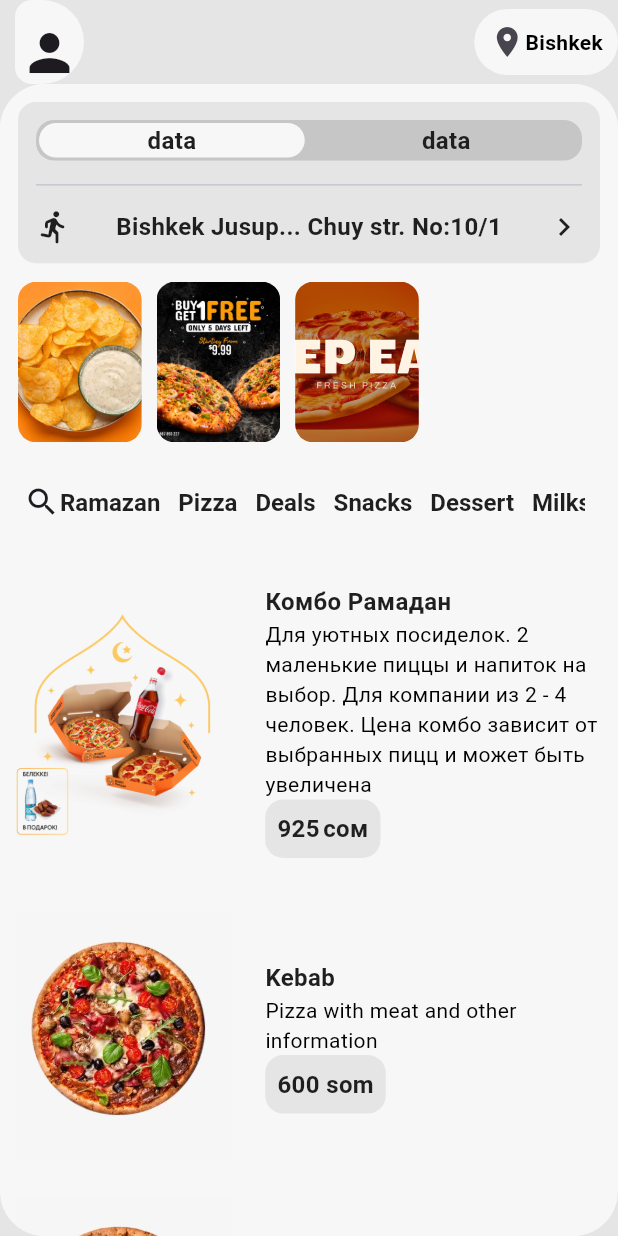
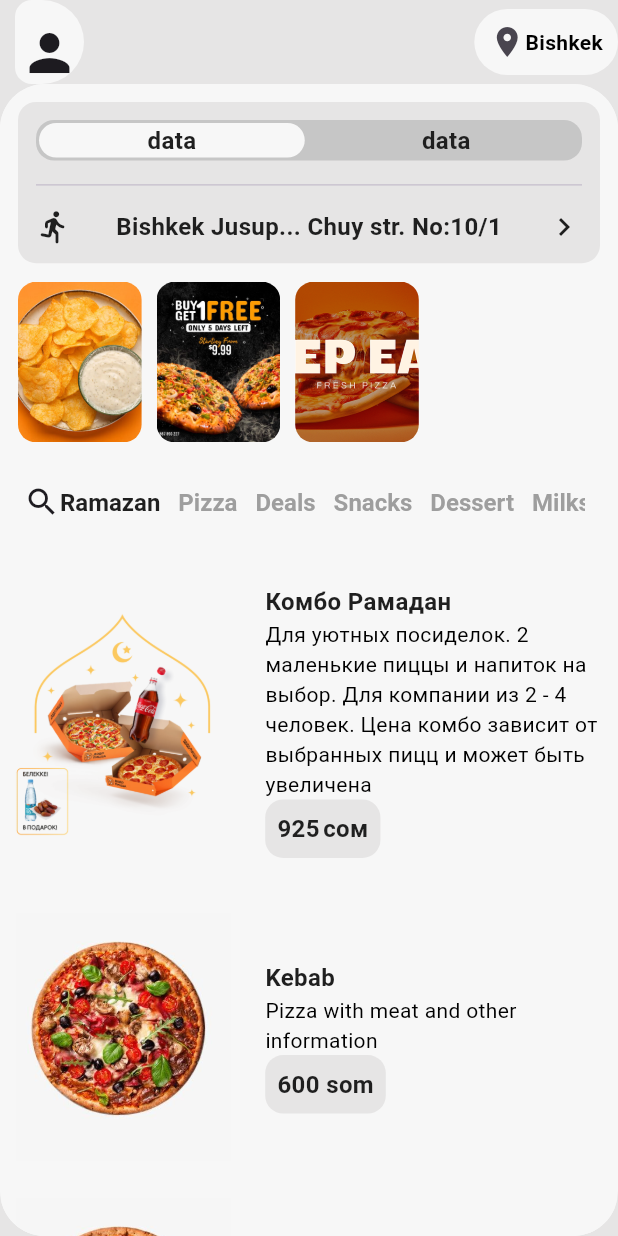
Before and after one commit to zhakypovmaksatbek/Example-dodo-pizza, a Flutter app: the screen it shows after launch, on a phone screen of 412 x 824 dp. Run offline on Flutter 3.47's test engine with Material 3 defaults, Android fonts, the phone set to English and light mode, and no system bars; our stand-ins replace animate_do, flutter_bloc, flutter_svg, mask_text_input_formatter, pinput.

Commit message:
Example1

```diff
--- a/lib/presentation/screens/home/home_page.dart
+++ b/lib/presentation/screens/home/home_page.dart
@@ -16,6 +16,34 @@ class HomePage extends StatefulWidget {
 }
 
 class _HomePageState extends State<HomePage> with HomeMixin {
+  final ScrollController _scrollController = ScrollController();
+
+  // Seçili kategori indeksi
+  int _selectedCategoryIndex = 0;
+
+  @override
+  void initState() {
+    super.initState();
+    // Scroll kontrolcüsüne bir listener ekle
+    _scrollController.addListener(_onScroll);
+  }
+
+  @override
+  void dispose() {
+    _scrollController.dispose();
+    super.dispose();
+  }
+
+  // Scroll olayını dinleyen metod
+  void _onScroll() {
+    // Scroll pozisyonunu kontrol edin ve buna göre kategori indeksini güncelleyin
+    setState(() {
+      _selectedCategoryIndex =
+          ((_scrollController.offset / MediaQuery.of(context).size.width)
+              .floor());
+    });
+  }
+
   @override
   Widget build(BuildContext context) {
     return Scaffold(
@@ -59,6 +87,7 @@ class _HomePageState extends State<HomePage> with HomeMixin {
         child: Container(
           color: ColorConstants.white,
           child: CustomScrollView(
+            controller: _scrollController,
             slivers: [
               //Bannner
               SliverToBoxAdapter(
@@ -78,12 +107,25 @@ class _HomePageState extends State<HomePage> with HomeMixin {
                         scrollDirection: Axis.horizontal,
                         itemCount: category.length,
                         itemBuilder: (BuildContext context, int index) {
-                          return Padding(
-                            padding: const EdgeInsets.only(right: 12.0),
-                            child: Center(
-                              child: TitleText(
-                                title: category[index],
-                                color: ColorConstants.black,
+                          return InkWell(
+                            borderRadius: BorderRadius.circular(12),
+                            onTap: () {
+                              _scrollController.animateTo(
+                                index * MediaQuery.of(context).size.width,
+                                duration: const Duration(milliseconds: 500),
+                                curve: Curves.easeInOut,
+                              );
+                            },
+                            child: Padding(
+                              padding: const EdgeInsets.only(right: 12.0),
+                              child: Center(
+                                child: TitleText(
+                                  title: category[index],
+                                  color: _selectedCategoryIndex == index
+                                      ? ColorConstants
+                                          .black // Seçili kategori rengi
+                                      : Colors.grey,
+                                ),
                               ),
                             ),
                           );
```
